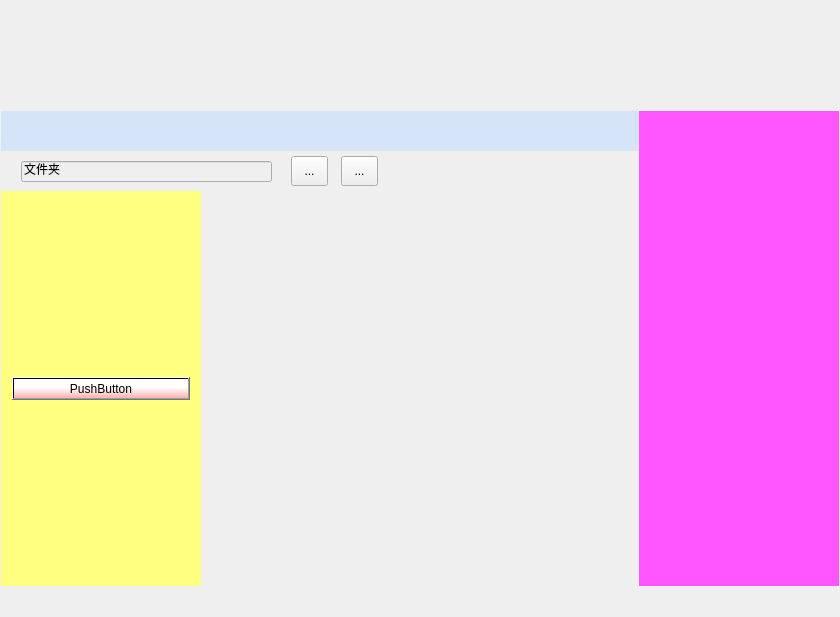
lpxxn/MySeafleWindow, file MySeafileWindow/mainwindow.ui: the form before one commit.
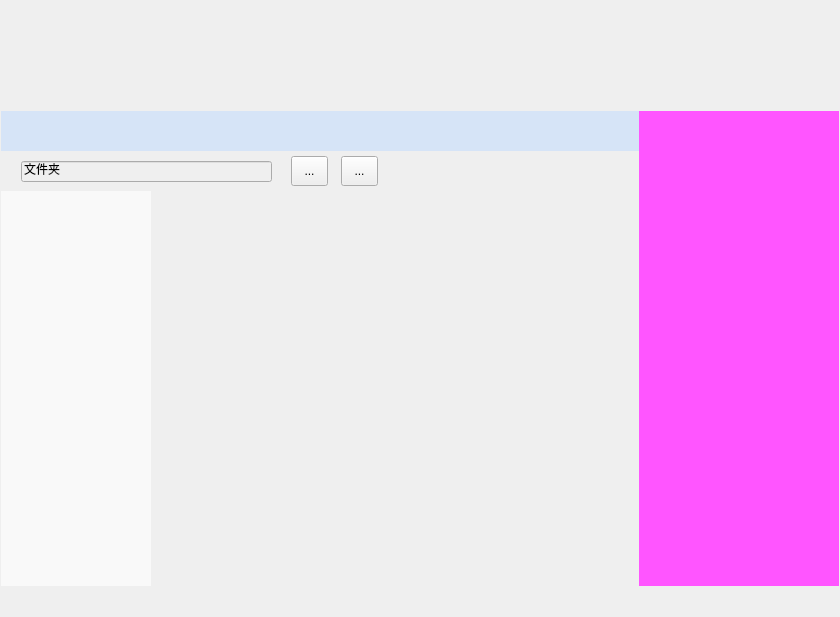
The form after the commit. Custom widgets are drawn as their Qt base class.

Patch:
```diff
--- a/MySeafileWindow/mainwindow.ui
+++ b/MySeafileWindow/mainwindow.ui
@@ -10,6 +10,12 @@
     <height>617</height>
    </rect>
   </property>
+  <property name="sizePolicy">
+   <sizepolicy hsizetype="Expanding" vsizetype="Preferred">
+    <horstretch>0</horstretch>
+    <verstretch>0</verstretch>
+   </sizepolicy>
+  </property>
   <property name="windowTitle">
    <string>MainWindow</string>
   </property>
@@ -218,7 +224,7 @@
            <widget class="QWidget" name="widget_3" native="true">
             <layout class="QHBoxLayout" name="horizontalLayout_5">
              <property name="spacing">
-              <number>1</number>
+              <number>0</number>
              </property>
              <property name="leftMargin">
               <number>0</number>
@@ -235,20 +241,20 @@
              <item>
               <widget class="QWidget" name="wdg_left" native="true">
                <property name="sizePolicy">
-                <sizepolicy hsizetype="Fixed" vsizetype="Preferred">
+                <sizepolicy hsizetype="Minimum" vsizetype="Preferred">
                  <horstretch>0</horstretch>
                  <verstretch>0</verstretch>
                 </sizepolicy>
                </property>
                <property name="minimumSize">
                 <size>
-                 <width>200</width>
+                 <width>150</width>
                  <height>0</height>
                 </size>
                </property>
                <property name="maximumSize">
                 <size>
-                 <width>16777215</width>
+                 <width>150</width>
                  <height>16777215</height>
                 </size>
                </property>
@@ -256,30 +262,55 @@
                 <bool>false</bool>
                </property>
                <property name="styleSheet">
-                <string notr="true">background-color: rgb(255, 255, 127,255);</string>
+                <string notr="true">background-color: rgb(249, 249, 249);</string>
                </property>
                <layout class="QVBoxLayout" name="verticalLayout">
-                <item>
-                 <widget class="QPushButton" name="pbtn_E">
-                  <property name="autoFillBackground">
-                   <bool>false</bool>
-                  </property>
-                  <property name="styleSheet">
-                   <string notr="true">background-color: qlineargradient(spread:pad, x1:0, y1:0, x2:0, y2:1, stop:0 rgba(255, 255, 255, 255), stop:0.448864 rgba(255, 255, 255, 255), stop:1 rgba(255, 177, 177, 255));</string>
-                  </property>
-                  <property name="text">
-                   <string>PushButton</string>
-                  </property>
-                 </widget>
-                </item>
+                <property name="spacing">
+                 <number>0</number>
+                </property>
+                <property name="leftMargin">
+                 <number>0</number>
+                </property>
+                <property name="topMargin">
+                 <number>0</number>
+                </property>
+                <property name="rightMargin">
+                 <number>0</number>
+                </property>
+                <property name="bottomMargin">
+                 <number>0</number>
+                </property>
                </layout>
               </widget>
              </item>
              <item>
               <widget class="BodyView" name="wdg_BodyFolders" native="true">
+               <property name="sizePolicy">
+                <sizepolicy hsizetype="Expanding" vsizetype="Expanding">
+                 <horstretch>0</horstretch>
+                 <verstretch>0</verstretch>
+                </sizepolicy>
+               </property>
                <property name="styleSheet">
                 <string notr="true"/>
                </property>
+               <layout class="QHBoxLayout" name="horizontalLayout">
+                <property name="spacing">
+                 <number>0</number>
+                </property>
+                <property name="leftMargin">
+                 <number>0</number>
+                </property>
+                <property name="topMargin">
+                 <number>0</number>
+                </property>
+                <property name="rightMargin">
+                 <number>0</number>
+                </property>
+                <property name="bottomMargin">
+                 <number>0</number>
+                </property>
+               </layout>
               </widget>
              </item>
             </layout>
@@ -372,6 +403,12 @@
    <header>bodyview.h</header>
    <container>1</container>
   </customwidget>
+  <customwidget>
+   <class>LeftDockView</class>
+   <extends>QWidget</extends>
+   <header>leftdockview.h</header>
+   <container>1</container>
+  </customwidget>
  </customwidgets>
  <resources/>
  <connections/>
```
Left out of the diff: 2 changed lines with no effect on the pictures.
